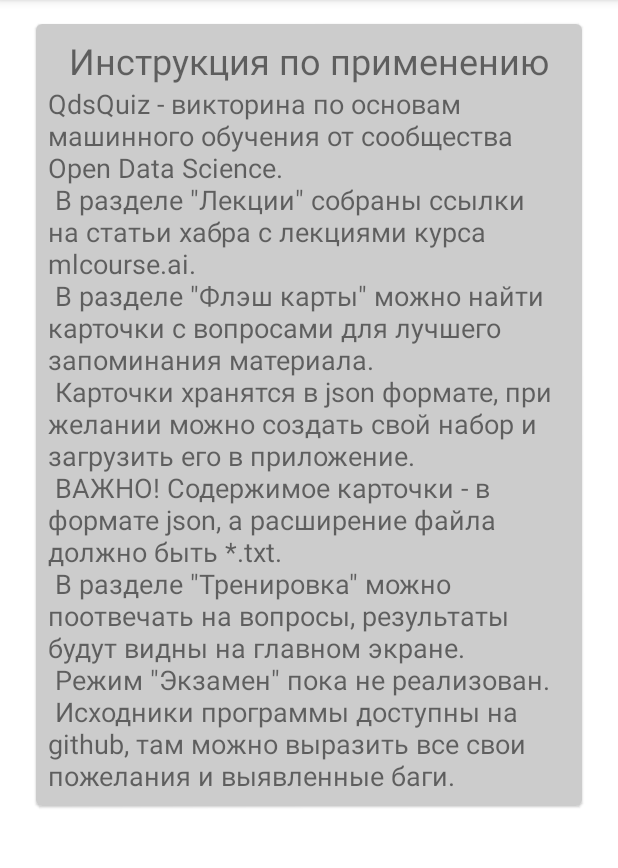
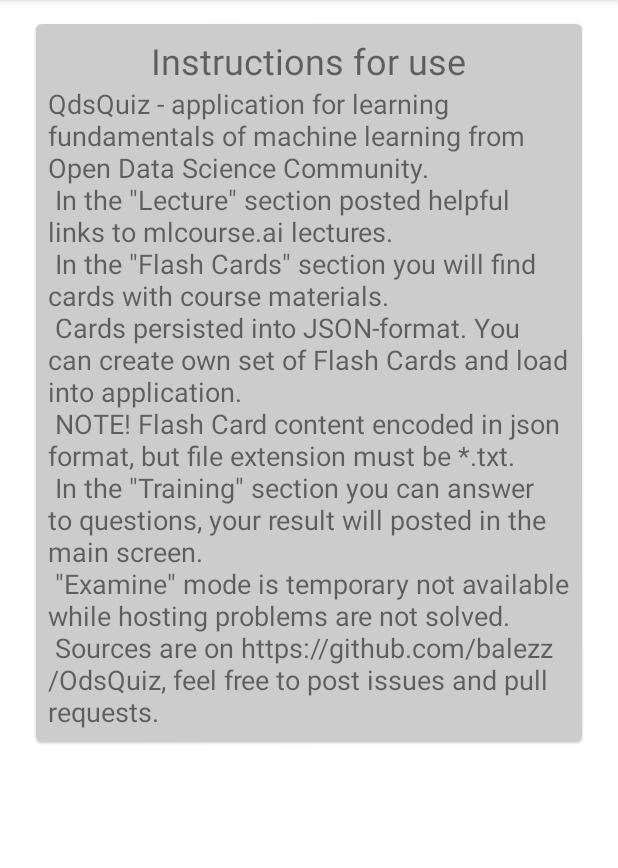
Before and after one commit to balezz/ODScards, an Android app: the fragment InstructionFragment placed in its activity, on a phone screen of 412 x 824 dp, the part 84-952 px from its top. Run offline under Robolectric (Android 15) with nearby library versions, the phone set to English and light mode, and no system bars.

Commit message:
Separate Ru and Eng strings

```diff
--- a/app/src/main/res/values/strings.xml
+++ b/app/src/main/res/values/strings.xml
@@ -1,38 +1,39 @@
 <resources>
     <string name="app_name">ODS Quiz</string>
-    <string name="my_progress">Сухая статистика</string>
-    <string name="total">Вопросов: %d</string>
-    <string name="right">Правильно: %d</string>
-    <string name="wrong">Неправильно: %d</string>
-    <string name="details">Инструкция по применению</string>
-    <string name="item_title_1">Лекции</string>
-    <string name="item_title_2">Флеш карты</string>
-    <string name="item_title_3">Тренировка</string>
-    <string name="item_title_4">Экзамен</string>
-    <string name="lecture_stub">Лекция №1. Введение в Pandas</string>
-    <string name="i_know_it">Запомнил</string>
-    <string name="quest_example">Data science - наука о данных </string>
+    <string name="my_progress">Dry statistics</string>
+    <string name="total">Quests: %d</string>
+    <string name="right">Right: %d</string>
+    <string name="wrong">Wrong: %d</string>
+    <string name="details">Instructions for use</string>
+    <string name="item_title_1">Lectures</string>
+    <string name="item_title_2">Flash Cards</string>
+    <string name="item_title_3">Trainings</string>
+    <string name="item_title_4">Examine</string>
+    <string name="lecture_stub">Lecture №1. Intro to Pandas</string>
+    <string name="i_know_it">I know it</string>
+    <string name="quest_example">Data science is science about data </string>
     <string name="back">back</string>
     <string name="forward">forward</string>
-    <string name="answer_example">Верно, предмет науки - данные и методы их обработки</string>
-    <string name="rotate_face">Нажмите чтобы перевернуть карту</string>
-    <string name="rotate_back">Нажмите для просмотра вопроса</string>
-    <string name="quest_counter">Вопрос: %d/%d</string>
-    <string name="quest_statistic">Статистика: </string>
+    <string name="answer_example">Right, data science is about data processing methods</string>
+    <string name="rotate_face">Click to rotate</string>
+    <string name="rotate_back">Click to view question</string>
+    <string name="quest_counter">Question: %d/%d</string>
+    <string name="quest_statistic">Statistics: </string>
     <string name="zero">0</string>
     <string name="slash">/</string>
-    <string name="clear_session">Очистить сессию</string>
-    <string name="exam_not_availible">Режим экзамена временно недоступен</string>
-    <string name="about_title">Инструкция по применению</string>
-    <string name="about_text">QdsQuiz - викторина по основам машинного обучения от сообщества Open Data Science.\n
-В разделе \"Лекции\" собраны ссылки на статьи хабра с лекциями курса mlcourse.ai.\n
-В разделе \"Флэш карты\" можно найти карточки с вопросами для лучшего запоминания материала.\n
-Карточки хранятся в json формате, при желании можно создать свой набор и загрузить его в приложение.\n
-        ВАЖНО! Содержимое карточки - в формате json, а расширение файла должно быть *.txt.\n
-В разделе \"Тренировка\" можно поотвечать на вопросы, результаты будут видны на главном экране.\n
-Режим \"Экзамен\" пока не реализован.\n
-Исходники программы доступны на github, там можно выразить все свои пожелания и выявленные баги. </string>
-    <string name="download">Загрузить</string>
-    <string name="cant_parse_json">Не удалось распарсить json строку</string>
+    <string name="clear_session">Clear session</string>
+    <string name="exam_not_availible">Exam mode is temporary not available</string>
+    <string name="about_title">Instructions for use</string>
+    <string name="about_text">QdsQuiz - application for learning fundamentals of machine learning
+        from Open Data Science Community.\n
+In the \"Lecture\" section posted helpful links to mlcourse.ai lectures.\n
+In the \"Flash Cards\" section you will find cards with course materials.\n
+Cards persisted into JSON-format. You can create own set of Flash Cards and load into application.\n
+        NOTE! Flash Card content encoded in json format, but file extension must be *.txt.\n
+In the \"Training\" section you can answer to questions, your result will posted in the main screen.\n
+\"Examine\" mode is temporary not available while hosting problems are not solved.\n
+Sources are on https://github.com/balezz/OdsQuiz, feel free to post issues and pull requests.</string>
+    <string name="download">Download</string>
+    <string name="cant_parse_json">Can`t parse json string</string>
 
 </resources>
```
Also changed, not shown: 3 other files.
